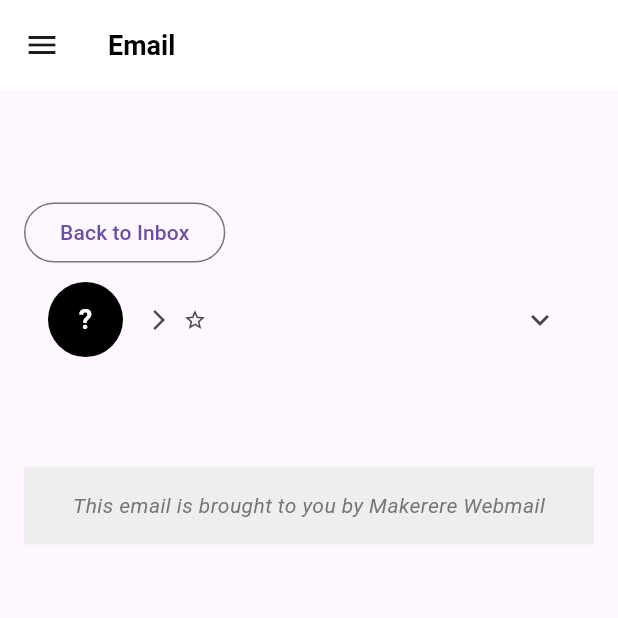
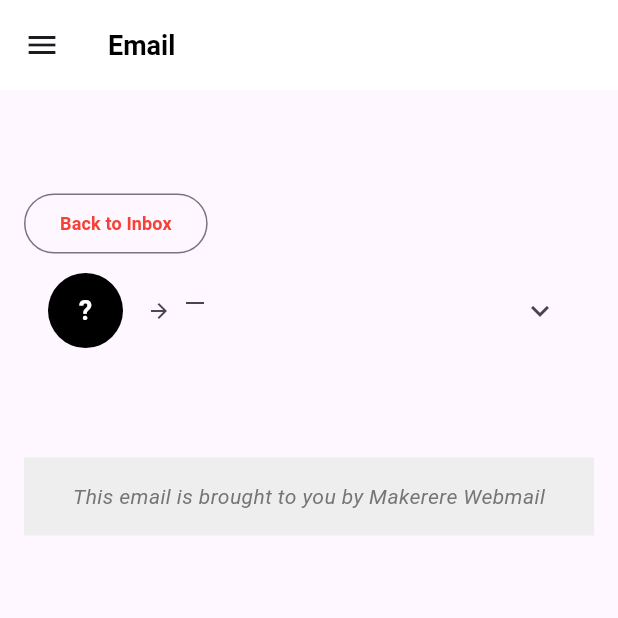
Before and after one commit to Aurits/webmail_v3, a Flutter app: the EmailDetailPage screen opened directly with empty values, on a phone screen of 412 x 824 dp, the top half of it. Run offline on Flutter 3.47's test engine with Material 3 defaults, Android fonts, the phone set to English and light mode, and no system bars; our stand-ins replace dio, flutter_form_builder, flutter_widget_from_html, form_builder_validators, settings_ui, sqflite; accounts and stored records are empty.

Commit message:
Dec 1, 2023, 11:55 AM

```diff
--- a/lib/pages/emails/email_detail_page.dart
+++ b/lib/pages/emails/email_detail_page.dart
@@ -48,13 +48,19 @@ class EmailDetailPage extends StatelessWidget {
                 fontWeight: FontWeight.bold,
               ),
             ),
-            const SizedBox(height: 16),
+            const SizedBox(height: 10),
             //an outline button to show inbox
             OutlinedButton(
               onPressed: () {
                 Navigator.pop(context);
               },
-              child: const Text('Back to Inbox'),
+              child: const Text(
+                'Back to Inbox',
+                style: TextStyle(
+                    fontSize: 12,
+                    fontWeight: FontWeight.bold,
+                    color: Colors.red),
+              ),
             ),
             ExpansionTile(
               title: Row(
@@ -87,13 +93,13 @@ class EmailDetailPage extends StatelessWidget {
                     ),
                   ),
                   const SizedBox(width: 8),
-                  Icon(
-                    Icons.arrow_forward_ios,
+                  const Icon(
+                    Icons.arrow_forward,
                     size: 16,
                   ),
                   const SizedBox(width: 8),
-                  Icon(
-                    Icons.star_border,
+                  const Icon(
+                    Icons.maximize,
                     size: 16,
                   ),
                 ],
```
